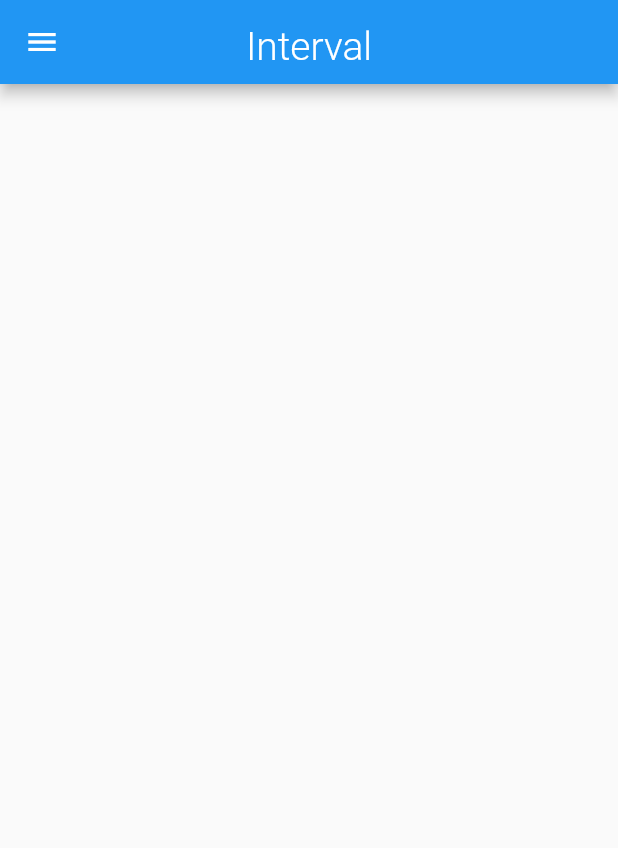
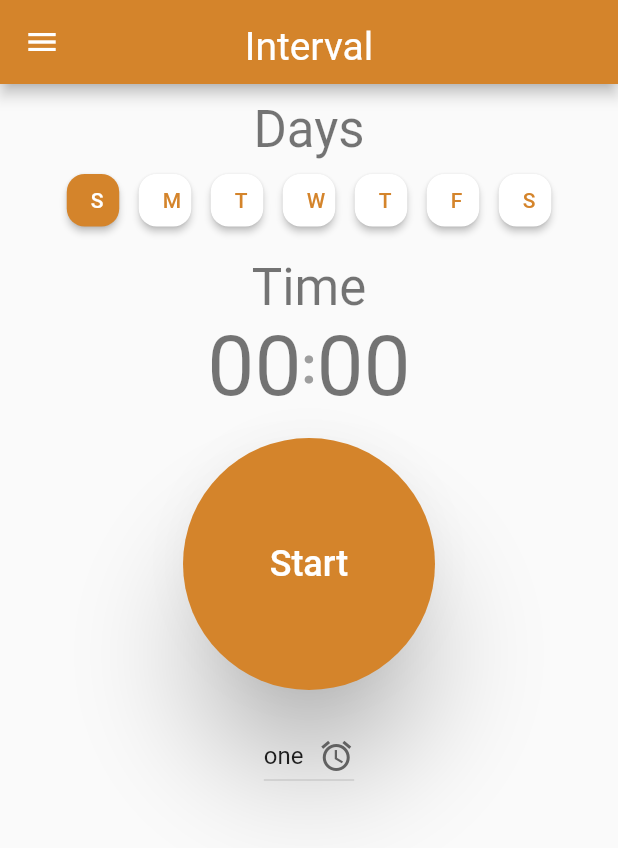
Before and after one commit to henryelorm/FlutterApps, a Flutter app: the screen it shows after launch, on a phone screen of 412 x 824 dp. Shown: the top 848 px of the screen. Run offline on Flutter 3.47's test engine with Material 2 defaults, Android fonts, the phone set to English and light mode, and no system bars.

Commit message:
alarm created and added

```diff
--- a/basicAlarm/lib/main.dart
+++ b/basicAlarm/lib/main.dart
@@ -12,9 +12,7 @@ class MyApp extends StatelessWidget {
   Widget build(BuildContext context) {
     bool flip = true;
     AppBar appBar = flip
-        ? AppBar(
-            backgroundColor: Theme.of(context).primaryColor,
-          )
+        ? AppBar()
         : AppBar(
             leading: Builder(
               builder: (context) {
@@ -23,10 +21,6 @@ class MyApp extends StatelessWidget {
                   onPressed: () {},
                 );
               },
-            ),
-            title: Text(
-              "Interval",
-              style: TextStyle(),
             ),
           );
     Widget child = HomePage(appBar: appBar);
@@ -38,7 +32,8 @@ class MyApp extends StatelessWidget {
     return MaterialApp(
       title: 'Interval',
       theme: basicTheme(),
-      home: child,
+      initialRoute: '/',
+      routes: {'/': (context) => child},
     );
   }
 }
--- a/basicAlarm/lib/src/utils/Theme.dart
+++ b/basicAlarm/lib/src/utils/Theme.dart
@@ -4,11 +4,22 @@ ThemeData basicTheme() {
   TextTheme _basicTextTheme(TextTheme base) {
     return base.copyWith(
         headline: base.headline.copyWith(
-            fontFamily: 'OpenSans', fontSize: 22.0, color: Colors.black));
+            fontFamily: 'OpenSans', fontSize: 27.0, color: Colors.yellow),
+        display1: base.display1
+            .copyWith(fontFamily: 'Roboto', fontSize: 24.0, color: Colors.grey),
+        display2: base.display2
+            .copyWith(fontFamily: 'Roboto', fontSize: 14.0, color: Colors.grey),
+        display3: base.display3.copyWith(
+            fontFamily: 'Roboto',
+            fontSize: 56.0,
+            fontWeight: FontWeight.w300,
+            color: Colors.grey));
   }
 
   final ThemeData base = ThemeData.light();
-  return base.copyWith(textTheme: _basicTextTheme(base.textTheme),
-      primaryColor: Color(0xff),
+  return base.copyWith(
+    textTheme: _basicTextTheme(base.textTheme),
+    primaryColor: Color(0xffD4842B),
+    primaryColorDark: Color(0xff67421A),
   );
 }
--- a/basicAlarm/lib/src/utils/constants.dart
+++ b/basicAlarm/lib/src/utils/constants.dart
@@ -0,0 +1,11 @@
+final List<String> sounds = ['fl_alarm_one.mp3', 'fl_alarm_two.mp3'];
+
+final List<Map> day = [
+  {0: 'S'},
+  {1: 'M'},
+  {2: 'T'},
+  {3: 'W'},
+  {4: 'T'},
+  {5: 'F'},
+  {6: 'S'}
+];
--- a/basicAlarm/lib/src/views/home.dart
+++ b/basicAlarm/lib/src/views/home.dart
@@ -1,4 +1,5 @@
 import 'package:flutter/material.dart';
+import 'package:basicAlarm/src/utils/constants.dart';
 
 class HomePage extends StatefulWidget {
   final AppBar appBar;
@@ -10,11 +11,155 @@ class HomePage extends StatefulWidget {
 }
 
 class _HomePageState extends State<HomePage> {
+  final int selected = 0;
+  String dropdownValue = 'one';
+
   @override
   Widget build(BuildContext context) {
     return Scaffold(
       appBar: widget.appBar,
-      body: Center(),
+      body: ListView(
+        children: <Widget>[
+          days(context, selected),
+          Container(
+            padding: EdgeInsets.only(top: 20),
+            child: Center(
+              child: Text(
+                "Time",
+                style: Theme.of(context).textTheme.display1,
+              ),
+            ),
+          ),
+          TimeWidget(context),
+          startWidget(context),
+          Container(
+            padding: EdgeInsets.only(top: 20.0),
+            child: Row(
+              mainAxisAlignment: MainAxisAlignment.center,
+              children: <Widget>[
+                DropdownButton<String>(
+                  value: dropdownValue,
+                  icon: Icon(Icons.alarm),
+                  iconSize: 24,
+                  elevation: 16,
+                  onChanged: (newValue) => setState(() {
+                    dropdownValue = newValue;
+                  }),
+                  items: <String>['one', 'two', 'three', 'four']
+                      .map<DropdownMenuItem<String>>((String value) {
+                    return DropdownMenuItem<String>(
+                      value: value,
+                      child: Text(value),
+                    );
+                  }).toList(),
+                ),
+              ],
+            ),
+          )
+        ],
+      ),
     );
   }
 }
+
+Widget days(BuildContext context, selected) {
+  return Container(
+    child: Column(
+      children: <Widget>[
+        Container(
+          padding: EdgeInsets.symmetric(vertical: 10),
+          child: Text(
+            "Days",
+            style: Theme.of(context).textTheme.display1,
+          ),
+        ),
+        Container(
+          height: 35,
+          child: ListView.builder(
+            shrinkWrap: true,
+            itemCount: day.length,
+            scrollDirection: Axis.horizontal,
+            itemBuilder: (context, index) {
+              return daysButtons(context, index, selected);
+            },
+          ),
+        ),
+      ],
+    ),
+  );
+}
+
+Widget daysButtons(BuildContext context, index, selected) {
+  return Container(
+    padding: EdgeInsets.symmetric(horizontal: 6.5),
+    child: SizedBox(
+      width: 35,
+      child: RaisedButton(
+          color:
+              selected == index ? Theme.of(context).primaryColor : Colors.white,
+          child: Text(
+            "${day[index][index]}",
+            style: TextStyle(
+              color: selected == index
+                  ? Colors.white
+                  : Theme.of(context).primaryColor,
+            ),
+          ),
+          shape:
+              RoundedRectangleBorder(borderRadius: BorderRadius.circular(12.0)),
+          elevation: 2.0,
+          onPressed: () {
+            print('$index');
+          }),
+    ),
+  );
+}
+
+Widget TimeWidget(BuildContext context) {
+  return Container(
+    padding: EdgeInsets.symmetric(vertical: 0.0),
+    child: Row(
+      mainAxisAlignment: MainAxisAlignment.center,
+      children: <Widget>[
+        Text(
+          "0",
+          style: Theme.of(context).textTheme.display3,
+        ),
+        Text(
+          "0",
+          style: Theme.of(context).textTheme.display3,
+        ),
+        Text(
+          ":",
+          style: TextStyle(
+              color: Colors.grey, fontSize: 35, fontWeight: FontWeight.bold),
+        ),
+        Text(
+          "0",
+          style: Theme.of(context).textTheme.display3,
+        ),
+        Text(
+          "0",
+          style: Theme.of(context).textTheme.display3,
+        ),
+      ],
+    ),
+  );
+}
+
+Widget startWidget(BuildContext context) {
+  return Container(
+    padding: EdgeInsets.only(top: 15.0),
+    child: RaisedButton(
+      elevation: 30,
+      color: Theme.of(context).primaryColor,
+      child: Text(
+        'Start',
+        style: TextStyle(color: Colors.white, fontSize: 24.0),
+      ),
+      onPressed: () {},
+      padding: EdgeInsets.all(70),
+      shape: CircleBorder(),
+    ),
+  );
+}
--- a/basicAlarm/lib/src/widgets/custom_drawer.dart
+++ b/basicAlarm/lib/src/widgets/custom_drawer.dart
@@ -50,7 +50,7 @@ class _CustomDrawerState extends State<CustomDrawer>
         animation: animationController,
         builder: (context, _) {
           return Material(
-            color: Colors.blueGrey,
+            color: Theme.of(context).primaryColorDark,
             child: Stack(
               children: <Widget>[
                 Transform.translate(
@@ -92,7 +92,7 @@ class _CustomDrawerState extends State<CustomDrawer>
                     style: TextStyle(
                         fontSize: 26,
                         color: Colors.white,
-                        fontWeight: FontWeight.w300),
+                        fontWeight: FontWeight.w400),
                     textAlign: TextAlign.center,
                   ),
                 ),
@@ -138,6 +138,39 @@ class _CustomDrawerState extends State<CustomDrawer>
 }
 
 class Drawer extends StatelessWidget {
+  final double fontSize = 25.0;
+  final double iconSize = 38.0;
+
+  final Widget appName = Container(
+    child: SafeArea(
+      child: Column(
+        crossAxisAlignment: CrossAxisAlignment.start,
+        children: <Widget>[
+          Container(
+            padding: EdgeInsets.only(left: 20, top: 10),
+            child: Text(
+              "Time",
+              style: TextStyle(color: Colors.white, fontSize: 50),
+            ),
+          ),
+          Container(
+            padding: EdgeInsets.only(left: 20),
+            child: Text(
+              "Interval",
+              style: TextStyle(
+                  color: Colors.white,
+                  fontSize: 50,
+                  fontWeight: FontWeight.w800),
+            ),
+          ),
+          SizedBox(
+            height: 30.0,
+          ),
+        ],
+      ),
+    ),
+  );
+
   @override
   Widget build(BuildContext context) {
     return SizedBox(
@@ -152,17 +185,28 @@ class Drawer extends StatelessWidget {
               crossAxisAlignment: CrossAxisAlignment.start,
               mainAxisSize: MainAxisSize.max,
               children: [
-                Image.asset(
-                  'assets/images/flutter_europe_white.png',
-                  width: 200,
+                appName,
+                ListTile(
+                  leading: Icon(
+                    Icons.settings,
+                    size: iconSize,
+                  ),
+                  title: Text(
+                    'Settings',
+                    style: TextStyle(
+                        fontSize: fontSize, fontWeight: FontWeight.bold),
+                  ),
                 ),
                 ListTile(
-                  leading: Icon(Icons.settings),
-                  title: Text('Settings'),
-                ),
-                ListTile(
-                  leading: Icon(Icons.person),
-                  title: Text('About'),
+                  leading: Icon(
+                    Icons.person,
+                    size: iconSize,
+                  ),
+                  title: Text(
+                    'About',
+                    style: TextStyle(
+                        fontSize: fontSize, fontWeight: FontWeight.bold),
+                  ),
                 ),
               ],
             ),
```
Also changed, not shown: basicAlarm/pubspec.yaml (+10 -11 lines), 6 other files.
